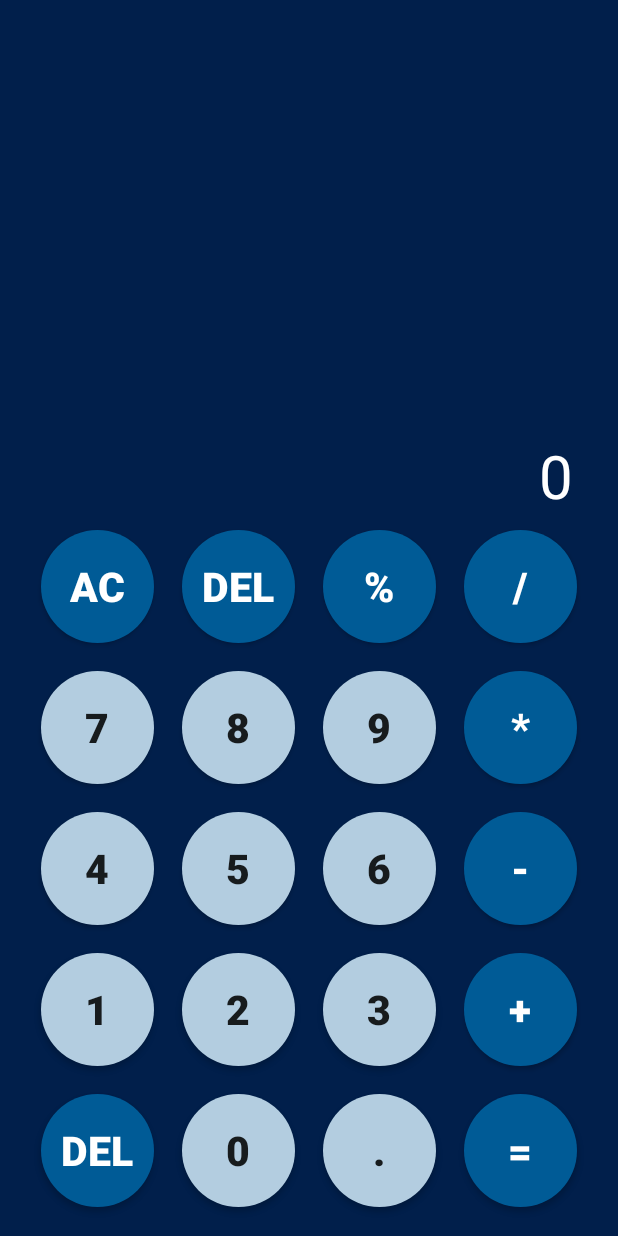
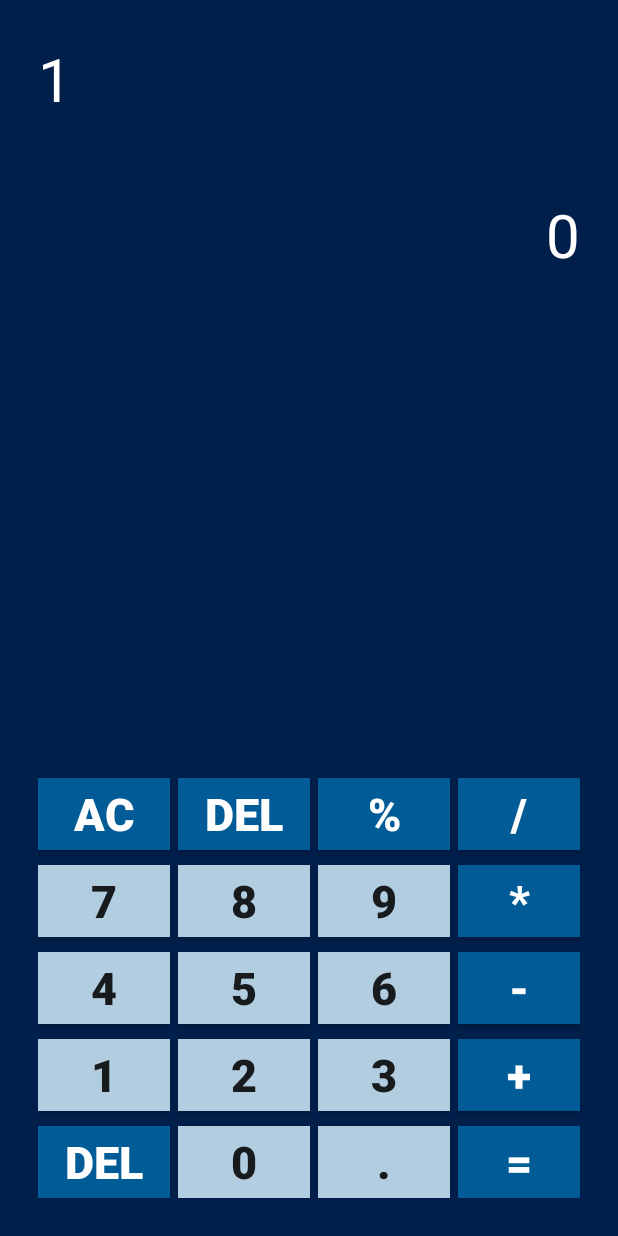
Before and after one commit to TropicalKhaotic/AndroidLearning, an Android app: the screen it shows after launch (MainActivity), on a phone screen of 412 x 824 dp. Run offline under Robolectric (Android 15) with nearby library versions, the phone set to English and light mode, and no system bars.

Commit message:
Alter the xml code to satisfy the guidelines for relative_layout programming, and alter buttons form

```diff
--- a/app/src/main/res/drawable/shape_button.xml
+++ b/app/src/main/res/drawable/shape_button.xml
@@ -1,5 +1,4 @@
 <?xml version="1.0" encoding="utf-8"?>
-<shape xmlns:android="http://schemas.android.com/apk/res/android"
-    android:shape="oval">
+<shape xmlns:android="http://schemas.android.com/apk/res/android">
     <solid android:color="@color/light_blue"/>
 </shape>
--- a/app/src/main/res/drawable/shape_button_op.xml
+++ b/app/src/main/res/drawable/shape_button_op.xml
@@ -1,5 +1,4 @@
 <?xml version="1.0" encoding="utf-8"?>
-<shape xmlns:android="http://schemas.android.com/apk/res/android"
-    android:shape="oval">
+<shape xmlns:android="http://schemas.android.com/apk/res/android">
     <solid android:color="@color/medium_blue"/>
 </shape>
--- a/app/src/main/res/layout/activity_main.xml
+++ b/app/src/main/res/layout/activity_main.xml
@@ -1,40 +1,42 @@
 <?xml version="1.0" encoding="utf-8"?>
 <RelativeLayout xmlns:android="http://schemas.android.com/apk/res/android"
+    xmlns:app="http://schemas.android.com/apk/res-auto"
     xmlns:tools="http://schemas.android.com/tools"
-    xmlns:app="http://schemas.android.com/apk/res-auto"
     android:id="@+id/main"
     android:layout_width="match_parent"
     android:layout_height="match_parent"
     android:background="@color/deep_blue"
-    android:padding="10dp"
+    android:padding="15dp"
     tools:context=".MainActivity">
 
-    <RelativeLayout
-        android:id="@+id/test"
-        android:layout_width="match_parent"
-        android:layout_height="match_parent">
-
-    </RelativeLayout>
 
     <RelativeLayout
         android:id="@+id/text_view"
-        android:layout_width="match_parent"
+        android:layout_width="wrap_content"
         android:layout_height="wrap_content"
-        >
+        android:layout_centerHorizontal="true"
+        android:padding="10dp">
 
-        <RelativeLayout
-            android:id="@+id/calculation_text"
-            android:layout_width="match_parent"
-            android:layout_height="wrap_content"
-            android:paddingHorizontal="20dp"
-            >
 
         <TextView
             android:id="@+id/calculations"
             android:layout_width="match_parent"
             android:layout_height="wrap_content"
-                android:text=""
+            android:text="1"
             android:textAlignment="textStart"
+            android:textColor="@color/white"
+            android:textSize="40sp">
+
+        </TextView>
+
+        <TextView
+            android:id="@+id/results"
+            android:layout_width="match_parent"
+            android:layout_height="wrap_content"
+            android:layout_below="@+id/calculations"
+            android:paddingTop="50dp"
+            android:text="0"
+            android:textAlignment="textEnd"
             android:textColor="@color/white"
             android:textSize="40sp">
 
@@ -42,63 +44,32 @@
 
     </RelativeLayout>
 
-    </RelativeLayout>
-
-    <RelativeLayout
-        android:id="@+id/result_text"
-        android:layout_width="match_parent"
-        android:layout_height="wrap_content"
-        android:paddingTop="15dp"
-        android:layout_above="@+id/buttons">
-
-        <RelativeLayout
-            android:layout_width="match_parent"
-            android:layout_height="wrap_content"
-            android:paddingHorizontal="20dp"
-            >
-
-            <TextView
-                android:id="@+id/results"
-                android:layout_width="match_parent"
-                android:layout_height="wrap_content"
-                android:text="0"
-                android:textAlignment="textEnd"
-                android:textColor="@color/white"
-                android:textSize="40sp">
-            </TextView>
-
-        </RelativeLayout>
-
-    </RelativeLayout>
-
     <RelativeLayout
         android:id="@+id/buttons"
         android:layout_width="wrap_content"
         android:layout_height="wrap_content"
-        android:layout_alignBottom="@id/test">
-
-        <RelativeLayout
-            android:id="@+id/line1"
-            android:layout_width="match_parent"
-            android:layout_height="wrap_content"
-            android:gravity="center"
-            >
+        android:padding="10dp"
+        android:layout_below="@+id/text_view"
+        android:layout_centerHorizontal="true">
 
         <Button
             android:id="@+id/ac_button"
             style="@style/Button_op"
+            android:layout_above="@+id/seven"
+            android:layout_marginEnd="5dp"
             android:text="@string/ac"
-                android:textColor="@color/white"
-                >
+            android:textColor="@color/white">
 
         </Button>
 
         <Button
             android:id="@+id/backspace"
             style="@style/Button_op"
+            android:layout_above="@+id/eight"
+            android:layout_toEndOf="@id/ac_button"
+            android:layout_marginEnd="5dp"
             android:text="@string/delete"
             android:textColor="@color/white"
-                android:layout_toEndOf="@id/ac_button"
 
             >
 
@@ -107,103 +78,98 @@
         <Button
             android:id="@+id/percent_button"
             style="@style/Button_op"
+            android:layout_above="@+id/nine"
+            android:layout_toEndOf="@id/backspace"
+            android:layout_marginEnd="5dp"
             android:text="@string/percentage"
-                android:textColor="@color/white"
-                android:layout_toEndOf="@id/backspace"
-                >
+            android:textColor="@color/white">
 
         </Button>
 
         <Button
             android:id="@+id/division_button"
             style="@style/Button_op"
+            android:layout_above="@+id/multiplication_button"
+            android:layout_toEndOf="@id/percent_button"
             android:text="@string/division"
-                android:textColor="@color/white"
-                android:layout_toEndOf="@id/percent_button"
-                >
+            android:textColor="@color/white">
 
         </Button>
-
-
-
-        </RelativeLayout>
-
-        <RelativeLayout
-            android:id="@+id/line2"
-            android:layout_width="match_parent"
-            android:layout_height="wrap_content"
-            android:gravity="center"
-            android:layout_below="@+id/line1"
-            >
 
         <Button
             android:id="@+id/seven"
             style="@style/Button_1"
-                android:text="@string/Num_7"
-                >
+            android:layout_above="@+id/four"
+            android:layout_marginTop="10dp"
+            android:layout_marginEnd="5dp"
+            android:text="@string/Num_7">
 
         </Button>
 
         <Button
             android:id="@+id/eight"
             style="@style/Button_1"
-                android:text="@string/Num_8"
+            android:layout_above="@+id/five"
             android:layout_toEndOf="@id/seven"
-                >
+            android:layout_marginTop="10dp"
+            android:layout_marginEnd="5dp"
+            android:text="@string/Num_8">
 
         </Button>
 
         <Button
             android:id="@+id/nine"
             style="@style/Button_1"
+            android:layout_above="@+id/six"
             android:layout_toEndOf="@id/eight"
-                android:text="@string/Num_9"
-                >
+            android:layout_marginTop="10dp"
+            android:layout_marginEnd="5dp"
+            android:text="@string/Num_9">
 
         </Button>
 
         <Button
             android:id="@+id/multiplication_button"
             style="@style/Button_op"
-                android:textColor="@color/white"
+            android:layout_above="@+id/minus_button"
             android:layout_toEndOf="@id/nine"
-                android:text="@string/multiplication">
+            android:layout_marginTop="10dp"
+
+            android:text="@string/multiplication"
+            android:textColor="@color/white">
 
         </Button>
 
-
-        </RelativeLayout>
-
-        <RelativeLayout
-            android:id="@+id/line3"
-            android:layout_width="match_parent"
-            android:layout_height="wrap_content"
-            android:gravity="center"
-            android:layout_below="@+id/line2"
-            >
-
         <Button
             android:id="@+id/four"
-                android:text="@string/Num_4"
             style="@style/Button_1"
-                >
+            android:layout_above="@+id/one"
+            android:layout_marginTop="10dp"
+            android:layout_marginEnd="5dp"
+            android:text="@string/Num_4">
 
         </Button>
 
         <Button
             android:id="@+id/five"
             style="@style/Button_1"
-                android:text="@string/Num_5"
+            android:layout_above="@+id/two"
             android:layout_toEndOf="@id/four"
-                >
+            android:layout_marginTop="10dp"
+            android:layout_marginEnd="5dp"
+            android:text="@string/Num_5">
 
         </Button>
 
         <Button
             android:id="@+id/six"
             style="@style/Button_1"
+            android:layout_above="@+id/three"
+            android:layout_toEndOf="@id/five"
+            android:layout_marginTop="10dp"
+            android:layout_marginEnd="5dp"
             android:text="@string/Num_6"
-                android:layout_toEndOf="@id/five"
+
             >
 
         </Button>
@@ -211,28 +177,23 @@
         <Button
             android:id="@+id/minus_button"
             style="@style/Button_op"
+            android:layout_above="@+id/sum_button"
+            android:layout_toEndOf="@id/six"
+            android:layout_marginTop="10dp"
+
             android:text="@string/minus"
             android:textColor="@color/white"
-                android:layout_toEndOf="@id/six"
+
             >
 
         </Button>
 
-
-
-        </RelativeLayout>
-
-        <RelativeLayout
-            android:id="@+id/line4"
-            android:layout_width="match_parent"
-            android:layout_height="wrap_content"
-            android:gravity="center"
-            android:layout_below="@+id/line3"
-            >
-
         <Button
             android:id="@+id/one"
             style="@style/Button_1"
+            android:layout_above="@+id/backspace_2"
+            android:layout_marginTop="10dp"
+            android:layout_marginEnd="5dp"
             android:text="@string/Num_1">
 
         </Button>
@@ -240,86 +201,84 @@
         <Button
             android:id="@+id/two"
             style="@style/Button_1"
-                android:text="@string/Num_2"
+            android:layout_above="@+id/zero"
             android:layout_toEndOf="@id/one"
-                >
+            android:layout_marginTop="10dp"
+            android:layout_marginEnd="5dp"
+            android:text="@string/Num_2">
 
         </Button>
 
         <Button
             android:id="@+id/three"
             style="@style/Button_1"
-                android:text="@string/Num_3"
+            android:layout_above="@+id/dot_button"
             android:layout_toEndOf="@id/two"
-                >
+            android:layout_marginTop="10dp"
+            android:layout_marginEnd="5dp"
+            android:text="@string/Num_3">
 
         </Button>
 
         <Button
             android:id="@+id/sum_button"
             style="@style/Button_op"
+            android:layout_above="@+id/equals_button"
+            android:layout_toEndOf="@id/three"
+            android:layout_marginTop="10dp"
+
             android:text="@string/sum"
-                android:textColor="@color/white"
-                android:layout_toEndOf="@id/three"
-                >
+            android:textColor="@color/white">
 
         </Button>
-
-
-
-        </RelativeLayout>
-
-        <RelativeLayout
-            android:id="@+id/line5"
-            android:layout_width="match_parent"
-            android:layout_height="wrap_content"
-            android:gravity="center"
-            android:layout_below="@+id/line4"
-            >
 
         <Button
             android:id="@+id/backspace_2"
             style="@style/Button_op"
-                android:textColor="@color/white"
+            android:layout_alignParentBottom="true"
+            android:layout_marginTop="10dp"
+            android:layout_marginEnd="5dp"
             android:text="@string/delete"
-                >
+            android:textColor="@color/white">
 
         </Button>
 
         <Button
             android:id="@+id/zero"
             style="@style/Button_1"
-                android:text="@string/Num_0"
+            android:layout_alignParentBottom="true"
+            android:layout_marginEnd="5dp"
+            android:layout_marginTop="10dp"
             android:layout_toEndOf="@id/backspace_2"
-                >
+            android:text="@string/Num_0">
 
         </Button>
 
         <Button
             android:id="@+id/dot_button"
             style="@style/Button_1"
+            android:layout_alignParentBottom="true"
+            android:layout_marginTop="10dp"
+            android:layout_marginEnd="5dp"
             android:layout_toEndOf="@id/zero"
-                android:text="@string/dot"
-                >
+            android:text="@string/dot">
 
         </Button>
 
         <Button
             android:id="@+id/equals_button"
             style="@style/Button_op"
+            android:layout_alignParentBottom="true"
+            android:layout_toEndOf="@id/dot_button"
+            android:layout_marginTop="10dp"
+
             android:text="@string/equals"
-                android:textColor="@color/white"
-                android:layout_toEndOf="@id/dot_button"
-                >
+            android:textColor="@color/white">
 
         </Button>
-
 
 
     </RelativeLayout>
 
 
 </RelativeLayout>
-
-
-</RelativeLayout>
--- a/app/src/main/res/values/themes.xml
+++ b/app/src/main/res/values/themes.xml
@@ -6,24 +6,20 @@
     </style>
 
     <style name="Button_1">
-        <item name="android:layout_width">75dp</item>
-        <item name="android:layout_height">75dp</item>
+        <item name="android:layout_width">wrap_content</item>
+        <item name="android:layout_height">wrap_content</item>
         <item name="android:textStyle">bold</item>
-        <item name="android:textSize">27sp</item>
+        <item name="android:textSize">30sp</item>
         <item name="android:gravity">center</item>
-        <item name="android:padding">10dp</item>
-        <item name="android:layout_margin">9dp</item>
         <item name="android:background">@drawable/shape_button</item>
     </style>
 
     <style name="Button_op">
-        <item name="android:layout_width">75dp</item>
-        <item name="android:layout_height">75dp</item>
+        <item name="android:layout_width">wrap_content</item>
+        <item name="android:layout_height">wrap_content</item>
         <item name="android:textStyle">bold</item>
-        <item name="android:textSize">27sp</item>
+        <item name="android:textSize">30sp</item>
         <item name="android:gravity">center</item>
-        <item name="android:padding">10dp</item>
-        <item name="android:layout_margin">9dp</item>
         <item name="android:background">@drawable/shape_button_op</item>
     </style>
 </resources>
```
Lines whose indentation alone changed are shown as unchanged.
